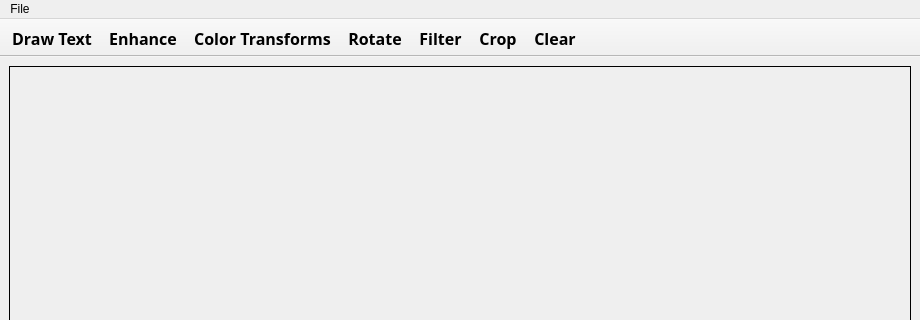
First picture: the form in cloneUI.ui, repository notepower2k1/Image_Edition, before the edit; both pictures show x 0 to 920 and y 0 to 320 of the 920 by 695 pixel window.
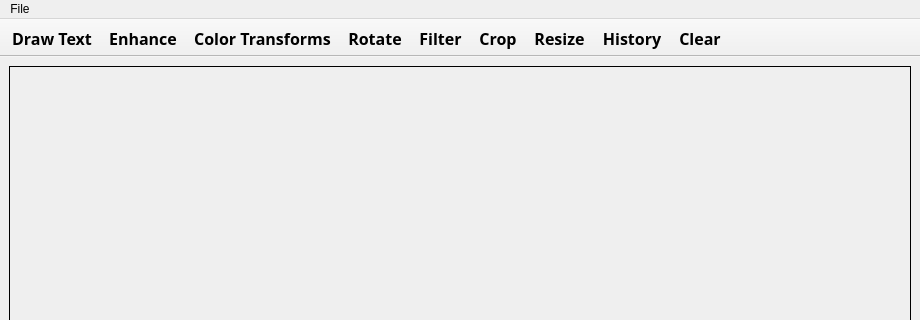
Second picture: the form after the edit.

```diff
--- a/cloneUI.ui
+++ b/cloneUI.ui
@@ -94,6 +94,8 @@
    <addaction name="actionRotate"/>
    <addaction name="actionFilter"/>
    <addaction name="actionCrop"/>
+   <addaction name="actionResize"/>
+   <addaction name="actionHistory"/>
    <addaction name="actionClear"/>
   </widget>
   <widget class="QToolBar" name="toolBar_2">
@@ -158,6 +160,16 @@
     <string/>
    </property>
   </action>
+  <action name="actionResize">
+   <property name="text">
+    <string>Resize</string>
+   </property>
+  </action>
+  <action name="actionHistory">
+   <property name="text">
+    <string>History</string>
+   </property>
+  </action>
  </widget>
  <resources/>
  <connections/>
```
